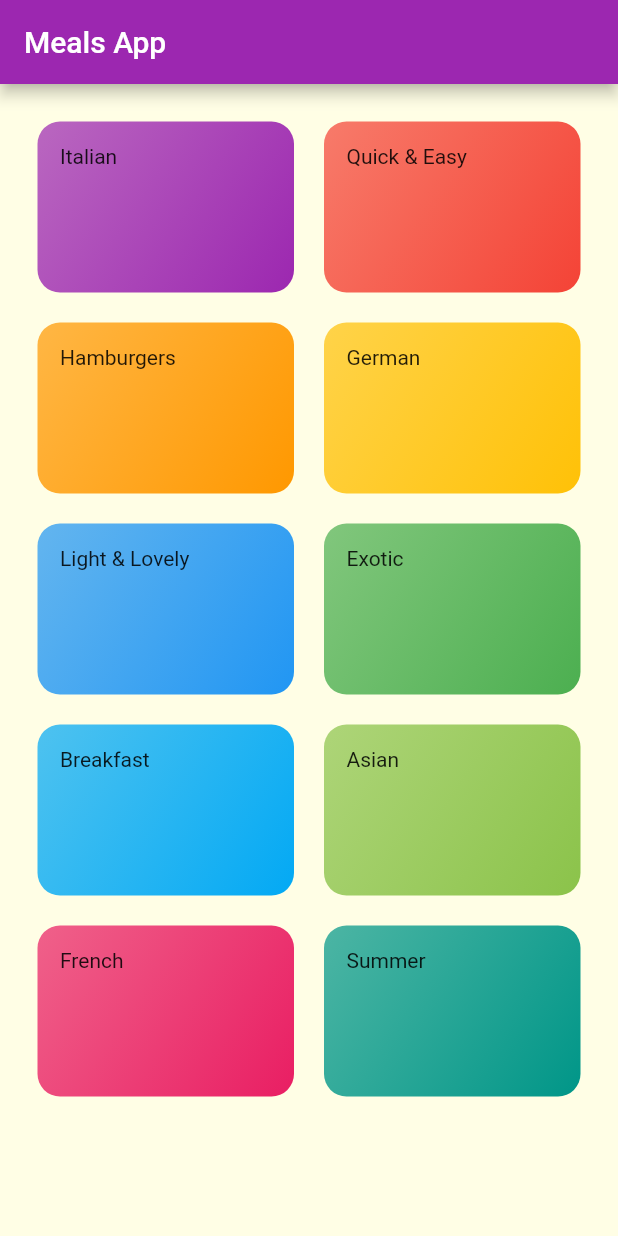
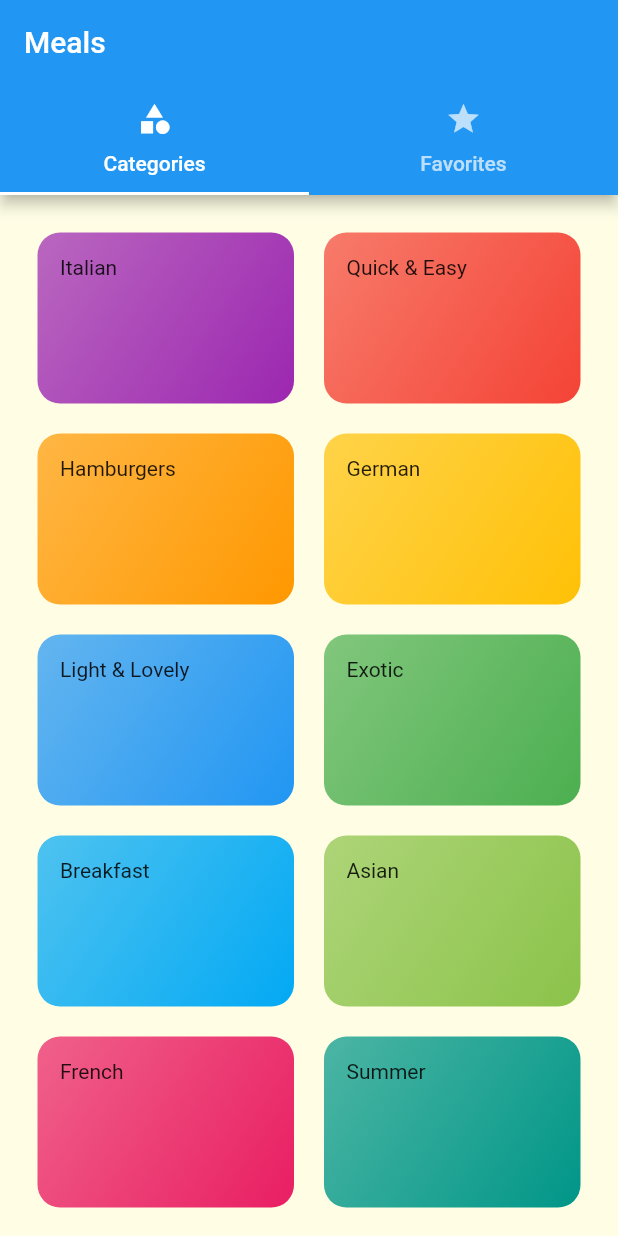
Before and after one commit to tharinduroshana/meals-recipe-app, a Flutter app: the screen it shows after launch, on a phone screen of 412 x 824 dp. Run offline on Flutter 3.47's test engine with Material 2 defaults, Android fonts, the phone set to English and light mode, and no system bars.

Commit message:
Added the ability to navigate using tabs

```diff
--- a/lib/main.dart
+++ b/lib/main.dart
@@ -1,4 +1,5 @@
 import 'package:flutter/material.dart';
+import './screens/tabs_screen.dart';
 import './screens/categories_screen.dart';
 import './screens/category_meals_screen.dart';
 import './screens/meal_detail_screen.dart';
@@ -19,7 +20,7 @@ class MyApp extends StatelessWidget {
           canvasColor: const Color.fromRGBO(255, 254, 229, 1)),
       initialRoute: '/',
       routes: {
-        '/': (context) => CategoriesScreen(),
+        '/': (context) => TabsScreen(),
         CategoryMealsScreen.routeName: (context) => CategoryMealsScreen(),
         MealDetailScreen.routeName: (context) => MealDetailScreen()
       },
--- a/lib/screens/categories_screen.dart
+++ b/lib/screens/categories_screen.dart
@@ -7,12 +7,7 @@ class CategoriesScreen extends StatelessWidget {
 
   @override
   Widget build(BuildContext context) {
-    return Scaffold(
-      appBar: AppBar(
-        backgroundColor: Colors.purple,
-        title: const Text("Meals App"),
-      ),
-      body: GridView(
+    return GridView(
       padding: const EdgeInsets.all(25),
       gridDelegate: const SliverGridDelegateWithMaxCrossAxisExtent(
           maxCrossAxisExtent: 200,
@@ -20,9 +15,9 @@ class CategoriesScreen extends StatelessWidget {
           crossAxisSpacing: 20,
           mainAxisSpacing: 20),
       children: DUMMY_CATEGORIES
-            .map((catData) => CategoryItem(catData.id, catData.title, catData.color))
+          .map((catData) =>
+              CategoryItem(catData.id, catData.title, catData.color))
           .toList(),
-      ),
     );
   }
 }
--- /dev/null
+++ b/lib/screens/favorites_screen.dart
@@ -0,0 +1,10 @@
+import 'package:flutter/material.dart';
+
+class FavoritesScreen extends StatelessWidget {
+  const FavoritesScreen({super.key});
+
+  @override
+  Widget build(BuildContext context) {
+    return const Text("Favorites");
+  }
+}
--- /dev/null
+++ b/lib/screens/tabs_screen.dart
@@ -0,0 +1,39 @@
+import 'package:flutter/material.dart';
+import './categories_screen.dart';
+import './favorites_screen.dart';
+
+class TabsScreen extends StatefulWidget {
+  const TabsScreen({super.key});
+
+  @override
+  State<TabsScreen> createState() => _TabsScreenState();
+}
+
+class _TabsScreenState extends State<TabsScreen> {
+  @override
+  Widget build(BuildContext context) {
+    return DefaultTabController(
+        length: 2,
+        child: Scaffold(
+          appBar: AppBar(
+            title: Text("Meals"),
+            bottom: TabBar(
+              tabs: [
+                Tab(
+                  icon: Icon(Icons.category),
+                  text: "Categories",
+                ),
+                Tab(
+                  icon: Icon(Icons.star),
+                  text: "Favorites",
+                )
+              ],
+            ),
+          ),
+          body: TabBarView(children: [
+            CategoriesScreen(),
+            FavoritesScreen()
+          ],),
+        ));
+  }
+}
```
Lines whose indentation alone changed are shown as unchanged.
